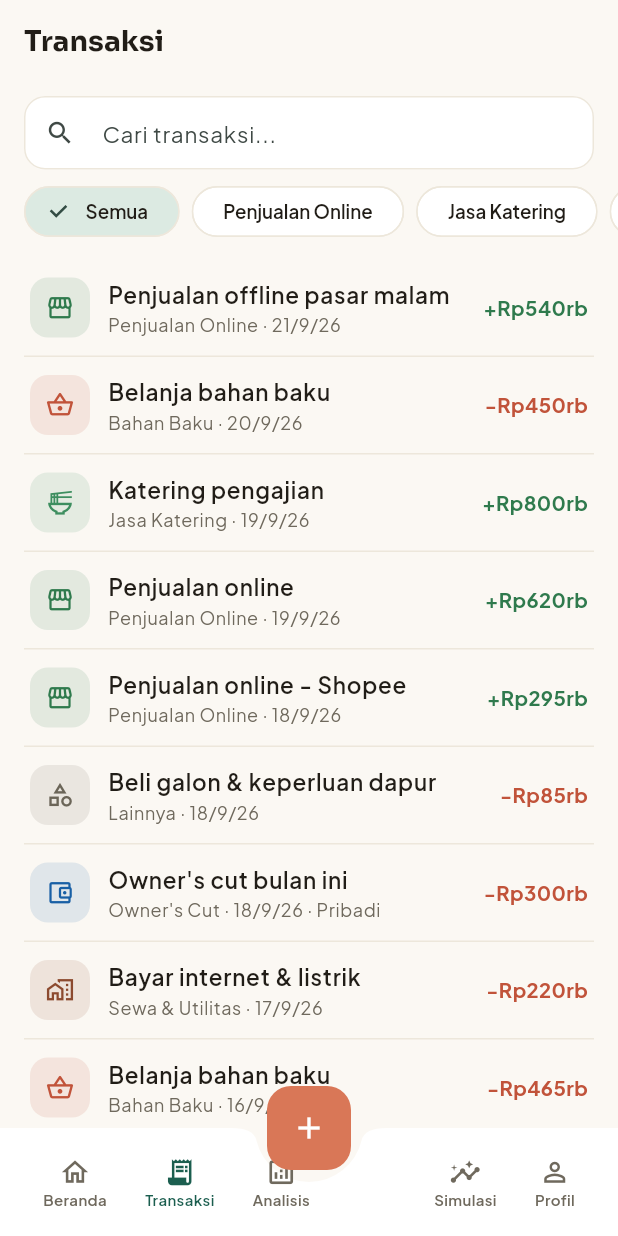
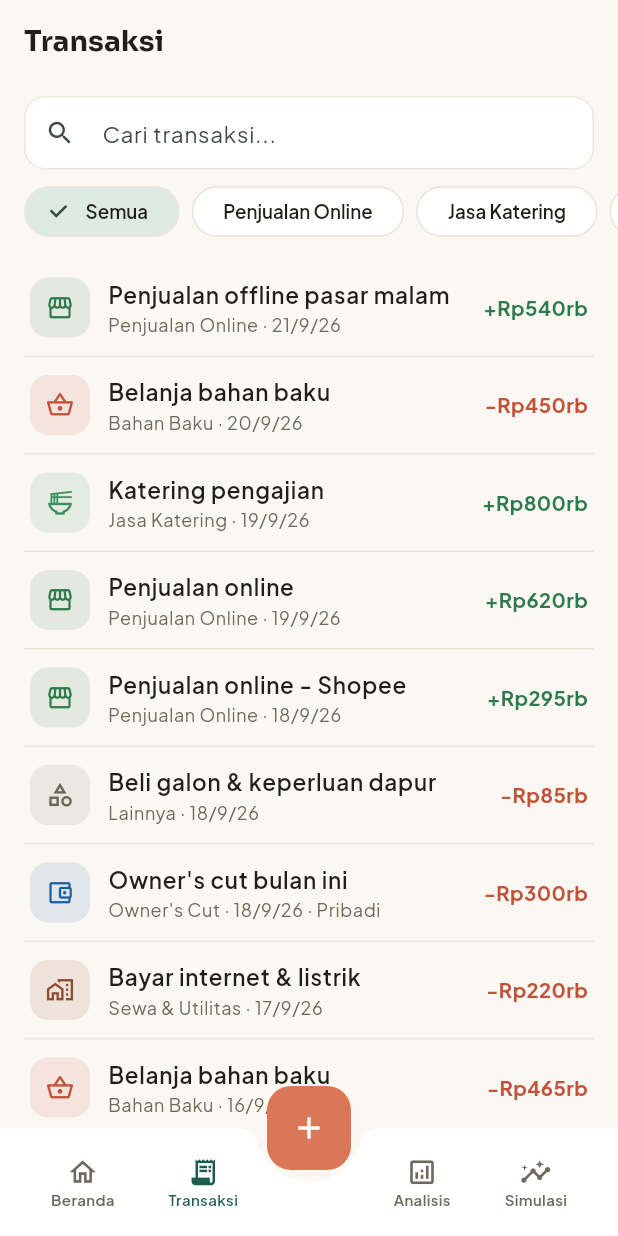
Before and after one commit to Abidalfakhri/flunds, a Flutter app: the screen it shows after launch, item 2 of the bottom bar chosen, on a phone screen of 412 x 824 dp. Run offline on Flutter 3.47's test engine with Material 3 defaults, Android fonts, the phone set to English and light mode, and no system bars; our stand-ins replace google_fonts.

Commit message:
feat : finalisasi design

```diff
--- a/lib/screens/analysis_screen.dart
+++ b/lib/screens/analysis_screen.dart
@@ -51,15 +51,15 @@ class AnalysisScreen extends StatelessWidget {
                       const SizedBox(height: 10),
                       const _CashflowTrendCard(),
                       const SizedBox(height: 22),
-                      const SectionHeader(title: 'Pengeluaran per kategori'),
+                      const SectionHeader(title: 'Pengeluaran per kategori (sepanjang waktu)'),
                       const SizedBox(height: 10),
                       const _CategoryBreakdownCard(type: CategoryType.expense),
                       const SizedBox(height: 22),
-                      const SectionHeader(title: 'Pemasukan per kategori'),
+                      const SectionHeader(title: 'Pemasukan per kategori (sepanjang waktu)'),
                       const SizedBox(height: 10),
                       const _CategoryBreakdownCard(type: CategoryType.income),
                       const SizedBox(height: 22),
-                      const SectionHeader(title: 'Bisnis vs. pribadi'),
+                      const SectionHeader(title: 'Bisnis vs. pribadi (sepanjang waktu)'),
                       const SizedBox(height: 10),
                       const _BusinessVsPersonalCard(),
                     ],
--- a/lib/screens/owner_withdraw_screen.dart
+++ b/lib/screens/owner_withdraw_screen.dart
@@ -71,6 +71,7 @@ class _OwnerWithdrawScreenState extends State<OwnerWithdrawScreen> {
                     TextFormField(
                       controller: _controller,
                       keyboardType: TextInputType.number,
+                      inputFormatters: [AmountInputFormatter()],
                       onChanged: _cek,
                       decoration: const InputDecoration(labelText: 'Nominal penarikan', prefixText: 'Rp '),
                       validator: (v) {
--- a/lib/screens/simulation_screen.dart
+++ b/lib/screens/simulation_screen.dart
@@ -122,6 +122,7 @@ class _SimulationScreenState extends State<SimulationScreen> {
           TextFormField(
             controller: _nominalController,
             keyboardType: TextInputType.number,
+            inputFormatters: [AmountInputFormatter()],
             decoration: const InputDecoration(labelText: 'Nominal rencana pengeluaran', prefixText: 'Rp '),
             validator: (v) {
               final n = int.tryParse((v ?? '').replaceAll(RegExp(r'[^0-9]'), ''));
--- a/lib/screens/transaction_form_screen.dart
+++ b/lib/screens/transaction_form_screen.dart
@@ -3,6 +3,7 @@ import '../data/app_data.dart';
 import '../models/category.dart';
 import '../models/transaction_item.dart';
 import '../theme/app_theme.dart';
+import '../utils/formatters.dart';
 import '../utils/responsive.dart';
 import 'category_form_screen.dart';
 
@@ -33,7 +34,7 @@ class _TransactionFormScreenState extends State<TransactionFormScreen> {
     final existing = widget.existing;
     if (existing != null) {
       _titleController.text = existing.title;
-      _amountController.text = existing.amount.toString();
+      _amountController.text = groupThousands(existing.amount);
       _noteController.text = existing.note;
       _categoryId = existing.categoryId;
       _date = existing.date;
@@ -140,6 +141,7 @@ class _TransactionFormScreenState extends State<TransactionFormScreen> {
                     TextFormField(
                       controller: _amountController,
                       keyboardType: TextInputType.number,
+                      inputFormatters: [AmountInputFormatter()],
                       decoration: const InputDecoration(labelText: 'Nominal', prefixText: 'Rp '),
                       validator: (v) {
                         final n = int.tryParse((v ?? '').replaceAll(RegExp(r'[^0-9]'), ''));
--- a/lib/screens/transactions_list_screen.dart
+++ b/lib/screens/transactions_list_screen.dart
@@ -17,6 +17,13 @@ class TransactionsListScreen extends StatefulWidget {
 class _TransactionsListScreenState extends State<TransactionsListScreen> {
   String _categoryFilter = 'Semua';
   String _query = '';
+  final _searchController = TextEditingController();
+
+  @override
+  void dispose() {
+    _searchController.dispose();
+    super.dispose();
+  }
 
   List<TransactionItem> _apply(List<TransactionItem> items) {
     var result = items;
@@ -47,10 +54,21 @@ class _TransactionsListScreenState extends State<TransactionsListScreen> {
                 child: ContentBounds(
                   maxWidth: 820,
                   child: TextField(
+                    controller: _searchController,
                     onChanged: (v) => setState(() => _query = v),
-                    decoration: const InputDecoration(
+                    decoration: InputDecoration(
                       hintText: 'Cari transaksi...',
-                      prefixIcon: Icon(Icons.search, size: 20),
+                      prefixIcon: const Icon(Icons.search, size: 20),
+                      suffixIcon: _query.isEmpty
+                          ? null
+                          : IconButton(
+                              icon: const Icon(Icons.close, size: 18),
+                              tooltip: 'Bersihkan pencarian',
+                              onPressed: () {
+                                _searchController.clear();
+                                setState(() => _query = '');
+                              },
+                            ),
                     ),
                   ),
                 ),
--- a/lib/widgets/app_shell.dart
+++ b/lib/widgets/app_shell.dart
@@ -25,11 +25,14 @@ class _AppShellState extends State<AppShell> {
     TransactionsListScreen(),
     AnalysisScreen(),
     SimulationScreen(),
-    ProfileSettingsScreen(),
   ];
 
   void _openAddTransaction() {
     Navigator.push(context, MaterialPageRoute(builder: (_) => const TransactionFormScreen()));
+  }
+
+  void _openProfile() {
+    Navigator.push(context, MaterialPageRoute(builder: (_) => const ProfileSettingsScreen()));
   }
 
   @override
@@ -74,6 +77,20 @@ class _AppShellState extends State<AppShell> {
                         label: Text(d.label),
                       ))
                   .toList(),
+              trailing: Expanded(
+                child: Align(
+                  alignment: Alignment.bottomCenter,
+                  child: Padding(
+                    padding: const EdgeInsets.only(bottom: 20),
+                    child: IconButton(
+                      onPressed: _openProfile,
+                      tooltip: 'Profil',
+                      icon: const Icon(Icons.person_outline),
+                      color: FlundsColors.textMuted,
+                    ),
+                  ),
+                ),
+              ),
             ),
             const VerticalDivider(width: 1, color: FlundsColors.surfaceLine),
             Expanded(child: IndexedStack(index: _index, children: _screens)),
--- a/lib/widgets/bottom_nav.dart
+++ b/lib/widgets/bottom_nav.dart
@@ -10,6 +10,8 @@ class FlundsBottomNav extends StatelessWidget {
 
   @override
   Widget build(BuildContext context) {
+    // flundsDestinations has exactly 4 items, so this is always an even 2/2
+    // split around the FAB notch.
     final leftCount = (flundsDestinations.length / 2).ceil();
 
     return BottomAppBar(
--- a/lib/widgets/nav_destinations.dart
+++ b/lib/widgets/nav_destinations.dart
@@ -8,10 +8,13 @@ class FlundsDestination {
   const FlundsDestination({required this.label, required this.icon, required this.activeIcon});
 }
 
+// Exactly 4 destinations by design: with a center-docked FAB, this splits
+// evenly into 2 left / 2 right so the notch stays visually symmetric.
+// Profil is intentionally not a tab — it's reached via the avatar in
+// GreetingHeader (compact) or the rail shortcut (expanded) — see AppShell.
 const List<FlundsDestination> flundsDestinations = [
   FlundsDestination(label: 'Beranda', icon: Icons.home_outlined, activeIcon: Icons.home_filled),
   FlundsDestination(label: 'Transaksi', icon: Icons.receipt_long_outlined, activeIcon: Icons.receipt_long),
   FlundsDestination(label: 'Analisis', icon: Icons.analytics_outlined, activeIcon: Icons.analytics),
   FlundsDestination(label: 'Simulasi', icon: Icons.insights_outlined, activeIcon: Icons.insights),
-  FlundsDestination(label: 'Profil', icon: Icons.person_outline, activeIcon: Icons.person),
 ];
```
Also changed, not shown: lib/utils/formatters.dart (+33 -0 lines).
